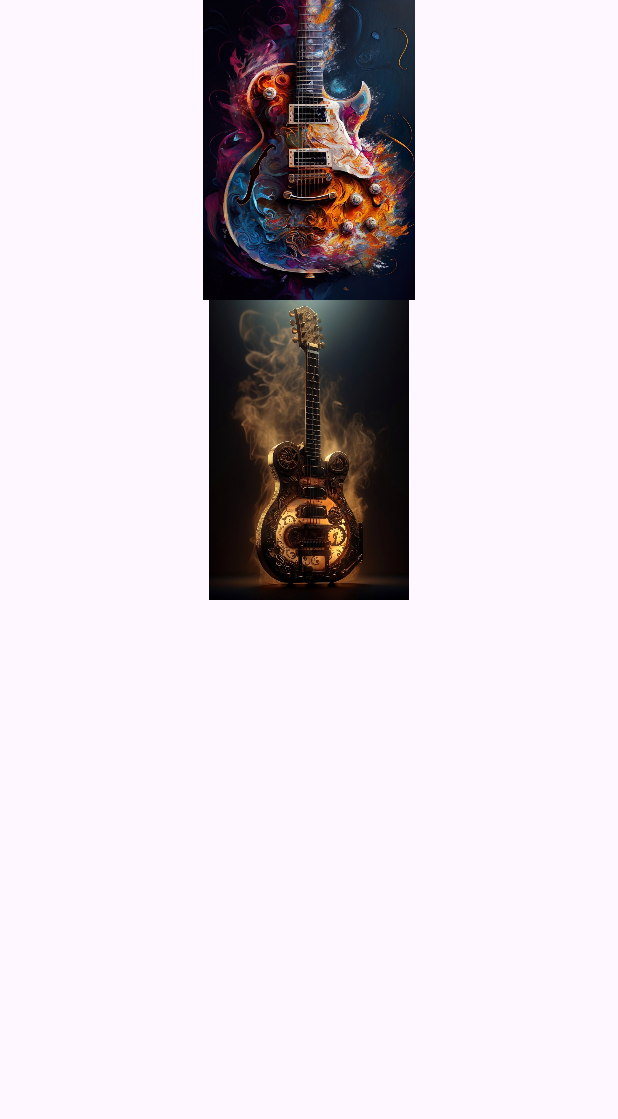
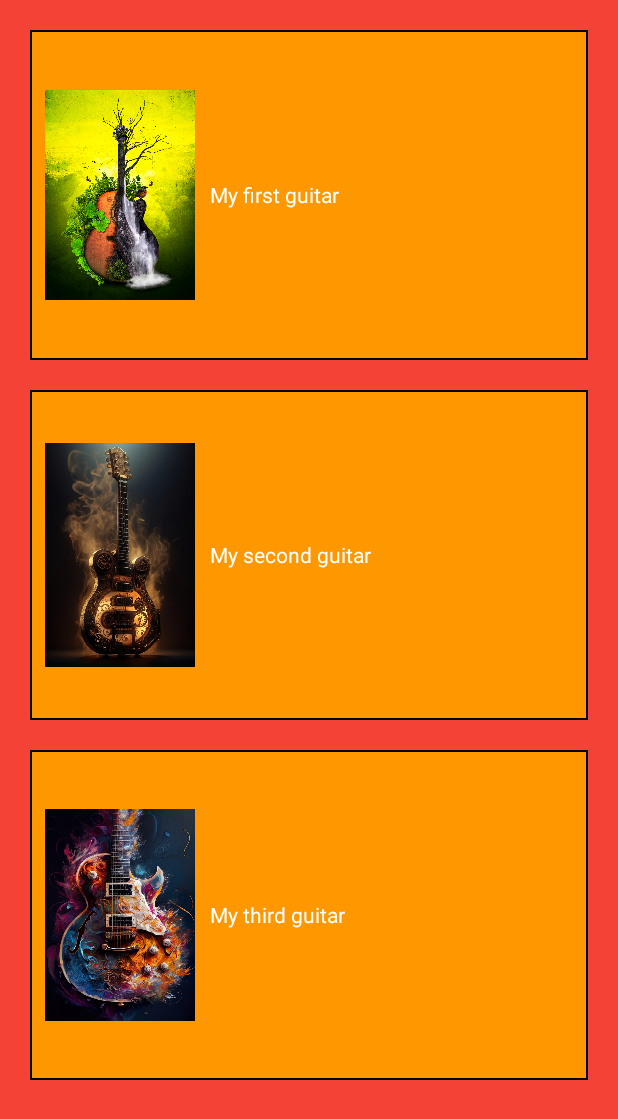
Before and after one commit to VadimKravchenkoDev/LinearLayout, an Android app: the screen it shows after launch (MainActivity), on a phone screen of 412 x 824 dp. Shown: the top 1119 px of the screen. Run offline under Robolectric (Android 15) with nearby library versions, the phone set to English and light mode, and no system bars.

Commit message:
my training is done

```diff
--- /dev/null
+++ b/app/src/main/res/drawable/border.xml
@@ -0,0 +1,7 @@
+<shape xmlns:android="http://schemas.android.com/apk/res/android">
+    <solid android:color="#FF9800"></solid>
+    <stroke
+        android:width="1dp"
+        android:color="@color/black"></stroke>
+
+    </shape>
--- a/app/src/main/res/layout/activity_main.xml
+++ b/app/src/main/res/layout/activity_main.xml
@@ -5,7 +5,9 @@
     android:id="@+id/main"
     android:layout_width="match_parent"
     android:layout_height="match_parent"
-    tools:context=".MainActivity">
+    tools:context=".MainActivity"
+    android:background="#F44336"
+    >
 
     <LinearLayout
         android:id="@+id/linear1"
@@ -14,14 +16,28 @@
         android:orientation="horizontal"
         app:layout_constraintEnd_toEndOf="parent"
         app:layout_constraintStart_toStartOf="parent"
-        app:layout_constraintTop_toTopOf="parent">
+        app:layout_constraintTop_toTopOf="parent"
+        android:layout_margin="20dp"
+        android:background="@drawable/border"
+        >
 
         <ImageView
-            android:id="@+id/imageView"
+            android:id="@+id/imageView1"
+            android:layout_width="100dp"
+            android:layout_height="200dp"
+            android:layout_margin="10dp"
+            app:srcCompat="@drawable/firstguitar"
+            />
+
+        <TextView
+            android:id="@+id/textView"
             android:layout_width="wrap_content"
-            android:layout_height="200dp"
+            android:layout_height="wrap_content"
             android:layout_weight="1"
-            app:srcCompat="@drawable/guitar3" />
+            android:text="My first guitar"
+            android:layout_gravity="center"
+            android:textColor="@color/white"
+            />
 
     </LinearLayout>
 
@@ -31,29 +47,53 @@
         android:layout_height="wrap_content"
         android:orientation="horizontal"
         app:layout_constraintTop_toBottomOf="@id/linear1"
+        android:layout_margin="20dp"
+        android:background="@drawable/border"
         >
 
         <ImageView
             android:id="@+id/imageView2"
+            android:layout_width="100dp"
+            android:layout_height="200dp"
+            android:layout_margin="10dp"
+            app:srcCompat="@drawable/secondguitar" />
+
+        <TextView
+            android:id="@+id/textView2"
             android:layout_width="wrap_content"
-            android:layout_height="200dp"
+            android:layout_height="wrap_content"
             android:layout_weight="1"
-            app:srcCompat="@drawable/secondguitar" />
+            android:text="My second guitar"
+            android:layout_gravity="center"
+            android:textColor="@color/white"
+            />
     </LinearLayout>
 
     <LinearLayout
         android:id="@+id/linear3"
         android:layout_width="match_parent"
-        android:layout_height="match_parent"
+        android:layout_height="wrap_content"
         android:orientation="horizontal"
         app:layout_constraintTop_toBottomOf="@id/linear2"
+        android:layout_margin="20dp"
+        android:background="@drawable/border"
         >
 
         <ImageView
             android:id="@+id/imageView4"
+            android:layout_width="100dp"
+            android:layout_height="200dp"
+            android:layout_margin="10dp"
+            app:srcCompat="@drawable/guitar3" />
+
+        <TextView
+            android:id="@+id/textView3"
             android:layout_width="wrap_content"
-            android:layout_height="200dp"
+            android:layout_height="wrap_content"
             android:layout_weight="1"
-            app:srcCompat="@drawable/guitar3" />
+            android:text="My third guitar"
+            android:layout_gravity="center"
+            android:textColor="@color/cardview_light_background"
+            />
     </LinearLayout>
 </androidx.constraintlayout.widget.ConstraintLayout>
```
